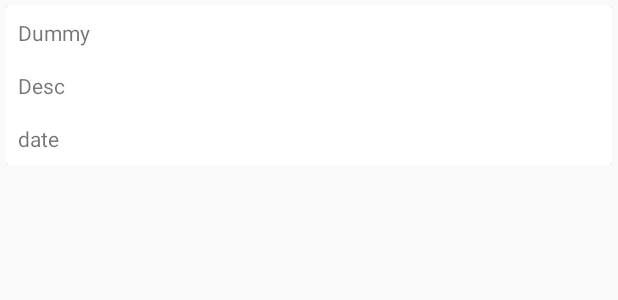
After one commit to junnn/honk, an Android app: the layout row.xml on its own in the app's theme, with its tools: preview values and no code run, on a phone screen of 412 x 824 dp. The commit adds this screen. Shown: the top 300 px of the screen. Run offline under Robolectric (Android 15) with nearby library versions, the phone set to English and light mode, and no system bars; network calls fail.

Commit message:
Add news , Todo onclick

```diff
--- a/Honk/app/build.gradle
+++ b/Honk/app/build.gradle
@@ -27,5 +27,7 @@ dependencies {
     compile 'com.android.support:appcompat-v7:26.+'
     compile 'com.android.support:design:26.+'
     compile 'com.android.support.constraint:constraint-layout:1.0.2'
+    compile 'com.android.support:recyclerview-v7:26.0.+'
+    compile 'com.android.support:cardview-v7:26.0.+'
     testCompile 'junit:junit:4.12'
 }
--- a/Honk/app/src/main/AndroidManifest.xml
+++ b/Honk/app/src/main/AndroidManifest.xml
@@ -1,6 +1,9 @@
 <?xml version="1.0" encoding="utf-8"?>
 <manifest xmlns:android="http://schemas.android.com/apk/res/android"
     package="bloop.honk">
+
+    <uses-permission android:name="android.permission.INTERNET" />
+    <uses-permission android:name="android.permission.ACCESS_NETWORK_STATE" />
 
     <application
         android:allowBackup="true"
--- a/Honk/app/src/main/res/layout/content_main.xml
+++ b/Honk/app/src/main/res/layout/content_main.xml
@@ -10,7 +10,9 @@
 
     <FrameLayout
         android:id="@+id/main_frame_container"
-        android:layout_width="match_parent"
-        android:layout_height="match_parent" />
+        android:layout_width="wrap_content"
+        android:layout_height="wrap_content"
+        tools:layout_editor_absoluteY="8dp"
+        tools:layout_editor_absoluteX="8dp" />
 
 </android.support.constraint.ConstraintLayout>
--- /dev/null
+++ b/Honk/app/src/main/res/layout/row.xml
@@ -0,0 +1,46 @@
+<?xml version="1.0" encoding="utf-8"?>
+
+<LinearLayout xmlns:android="http://schemas.android.com/apk/res/android"
+    android:layout_height="wrap_content"
+    android:layout_width="match_parent"
+    android:padding="4dp">
+
+    <android.support.v7.widget.CardView
+    android:layout_width="match_parent"
+    android:layout_height="wrap_content">
+
+        <RelativeLayout
+            android:orientation="horizontal" android:layout_width="match_parent"
+            android:layout_height="wrap_content">
+
+            <TextView
+                android:layout_gravity="center_vertical"
+                android:id="@+id/listText"
+                android:padding="8dp"
+                android:layout_width="match_parent"
+                android:layout_height="wrap_content"
+                android:text="Dummy"/>
+
+            <TextView
+                android:layout_gravity="center_vertical"
+                android:id="@+id/descText"
+                android:padding="8dp"
+                android:layout_width="match_parent"
+                android:layout_height="wrap_content"
+                android:text="Desc"
+                android:layout_below="@+id/listText"
+                android:layout_alignParentStart="true" />
+
+            <TextView
+                android:layout_gravity="center_vertical"
+                android:id="@+id/dateText"
+                android:padding="8dp"
+                android:layout_width="match_parent"
+                android:layout_height="wrap_content"
+                android:text="date"
+                android:layout_below="@+id/descText"
+                android:layout_alignParentStart="true" />
+
+        </RelativeLayout>
+    </android.support.v7.widget.CardView>
+</LinearLayout>
--- a/Honk/app/src/main/res/values/strings.xml
+++ b/Honk/app/src/main/res/values/strings.xml
@@ -18,4 +18,6 @@
     <string name="login">Login</string>
     <string name="register">Register</string>
     <string name="confirm_password">Confirm Password</string>
+    <string name="connection_error">Connection Error</string>
+    <string name="xml_error">XML Error</string>
 </resources>
```
Also changed, not shown: Honk/app/src/main/java/bloop/honk/Fragments/Adapter.java (added, +61 -0 lines), Honk/app/src/main/java/bloop/honk/Fragments/NewsFragment.java (+101 -9 lines), Honk/app/src/main/java/bloop/honk/Fragments/XmlParser.java (added, +171 -0 lines), Honk/app/src/main/res/layout/fragment_news.xml (+6 -7 lines).
